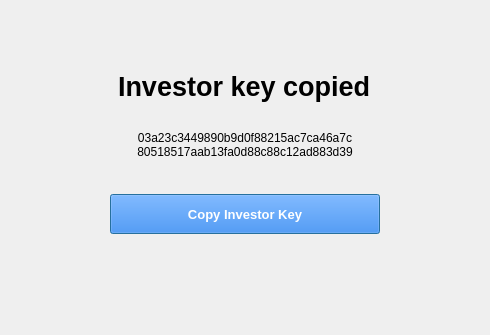
Qt form src/qt/forms/viewinvestorkeydialog.ui (projectpai/paicoin) before a commit.
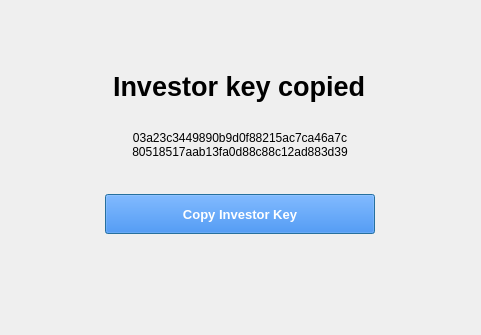
The same form after that commit.

Diff of the .ui file:
```diff
--- a/src/qt/forms/viewinvestorkeydialog.ui
+++ b/src/qt/forms/viewinvestorkeydialog.ui
@@ -6,7 +6,7 @@
    <rect>
     <x>0</x>
     <y>0</y>
-    <width>490</width>
+    <width>481</width>
     <height>335</height>
    </rect>
   </property>
```
Left out of the diff: 3 changed lines with no effect on the pictures.
